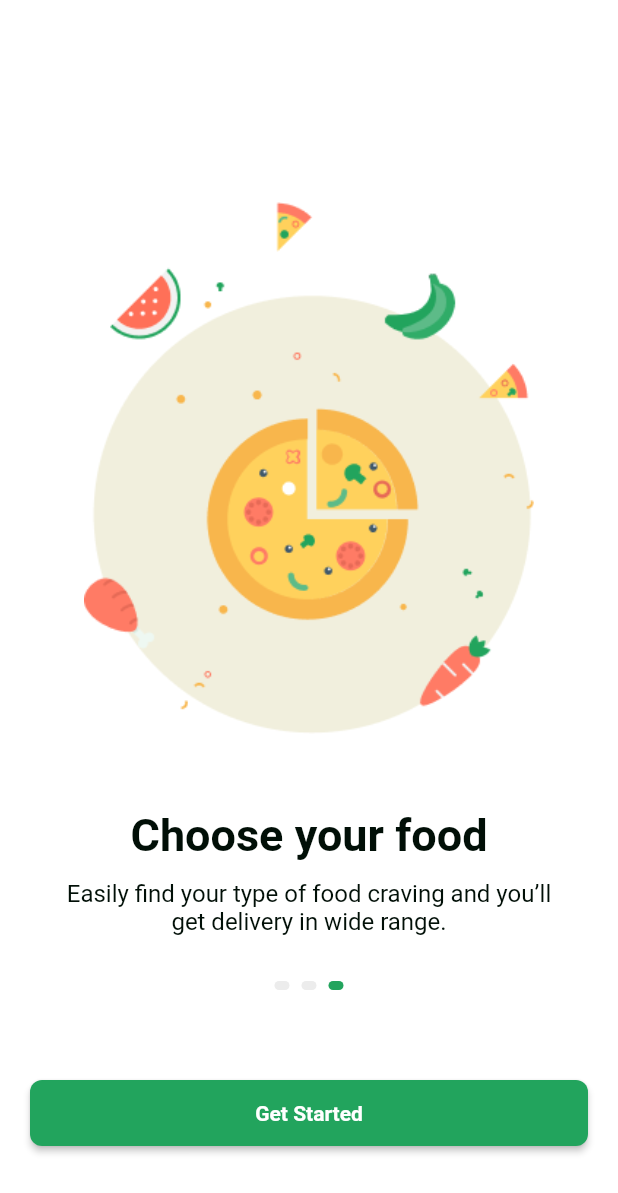
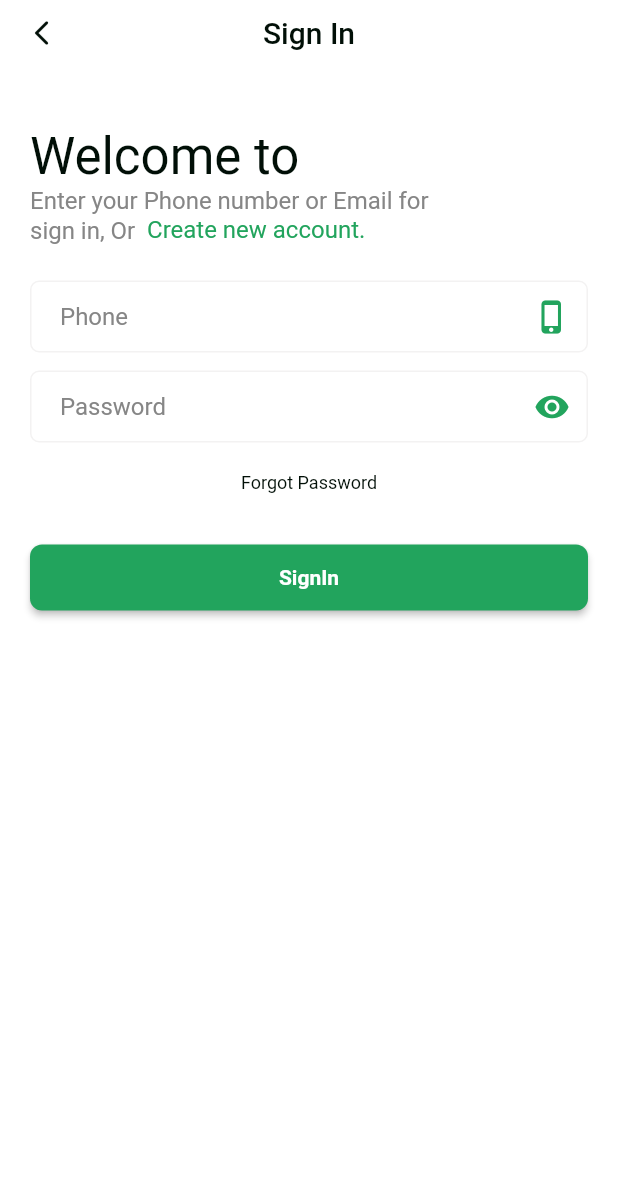
Before and after one commit to dothanhbinh41/food_app, a Flutter app: the screen it shows after launch, swiped to page 3, on a phone screen of 412 x 824 dp. Shown: the top 1193 px of the screen. Run offline on Flutter 3.47's test engine with Material 2 defaults, Android fonts, the phone set to English and light mode, and no system bars; drawn by our look-alikes of smooth_page_indicator; Roboto replaces fonts that are missing (SF Pro Display).

Commit message:
create sign in page

```diff
--- a/lib/main.dart
+++ b/lib/main.dart
@@ -1,6 +1,7 @@
 import 'package:flutter/material.dart';
 import 'package:flutter/services.dart';
 import 'package:food_app/pages/walkthrough.dart';
+import 'package:food_app/styles/themes.dart';
 
 void main() {
   runApp(const MyApp());
@@ -12,14 +13,10 @@ class MyApp extends StatelessWidget {
   // This widget is the root of your application.
   @override
   Widget build(BuildContext context) {
-    SystemChrome.setSystemUIOverlayStyle(SystemUiOverlayStyle.dark.copyWith(
-        statusBarColor: Colors.transparent,
-        systemNavigationBarColor: Colors.transparent));
+    Themes.configStatusbar();
     return MaterialApp(
       title: 'Flutter Demo',
-      theme: ThemeData(
-        primarySwatch: Colors.blue,
-      ),
+      theme: Themes.mainTheme,
       home: const WalkthroughPage(),
     );
   }
--- /dev/null
+++ b/lib/pages/sign_in.dart
@@ -0,0 +1,100 @@
+import 'package:flutter/material.dart';
+import 'package:food_app/widgets/buttons.dart';
+
+import '../styles/colors.dart';
+import '../styles/themes.dart';
+import '../styles/typographies.dart';
+import '../widgets/appbars.dart';
+import '../widgets/inputs.dart';
+
+class SignInPage extends StatefulWidget {
+  const SignInPage({Key? key}) : super(key: key);
+
+  @override
+  State<StatefulWidget> createState() => SignInState();
+}
+
+class SignInState extends State<SignInPage> {
+  @override
+  Widget build(BuildContext context) {
+    Themes.configStatusbar();
+    return Scaffold(
+      appBar: AppBarWidget(title: "Sign In"),
+      body: GestureDetector(
+        behavior: HitTestBehavior.opaque,
+        onTap: () => {FocusScope.of(context).requestFocus(new FocusNode())},
+        child: Column(
+          children: [
+            Container(
+              alignment: Alignment.centerLeft,
+              margin: const EdgeInsets.only(left: 20, top: 40),
+              child: const Text(
+                "Welcome to",
+                style: Typographies.h1DartText,
+              ),
+            ),
+            Container(
+              alignment: Alignment.centerLeft,
+              margin: const EdgeInsets.only(left: 20, right: 100),
+              child: RichText(
+                text: TextSpan(
+                  children: [
+                    const TextSpan(
+                        text:
+                            "Enter your Phone number or Email for sign in, Or ",
+                        style: Typographies.bodyHintText),
+                    WidgetSpan(
+                        child: GestureDetector(
+                      onDoubleTap: () => {},
+                      child: const Text(
+                        " Create new account.",
+                        style: NormalTextStyle(
+                            color: ThemeColors.activeColor,
+                            fontSize: Typographies.bodyFontsize),
+                      ),
+                    )),
+                  ],
+                ),
+              ),
+            ),
+            Container(
+              margin: const EdgeInsets.fromLTRB(20, 24, 20, 12),
+              child: const TextField(
+                style: Typographies.bodyDartText,
+                keyboardType: TextInputType.phone,
+                decoration: MainInputDecoration(
+                    hintText: "Phone", suffixIcon: Icon(Icons.phone_iphone)),
+              ),
+            ),
+            Container(
+              margin: const EdgeInsets.fromLTRB(20, 0, 20, 20),
+              child: const TextField(
+                style: Typographies.bodyDartText,
+                obscureText: true,
+                keyboardType: TextInputType.text,
+                decoration: MainInputDecoration(
+                    hintText: "Password",
+                    suffixIcon: Icon(Icons.remove_red_eye)),
+              ),
+            ),
+            SizedBox(
+              height: 48,
+              child: GestureDetector(
+                child: const Text(
+                  "Forgot Password",
+                  style: Typographies.captionDartText,
+                ),
+              ),
+            ),
+            Container(
+              margin: const EdgeInsets.fromLTRB(20, 0, 20, 0),
+              height: 44,
+              width: MediaQuery.of(context).size.width,
+              child: PrimaryButton(onPressed: () => {}, text: "SignIn"),
+            )
+          ],
+        ),
+      ),
+    );
+  }
+}
--- a/lib/pages/walkthrough.dart
+++ b/lib/pages/walkthrough.dart
@@ -1,4 +1,6 @@
 import 'package:flutter/material.dart';
+import 'package:food_app/pages/sign_in.dart';
+import 'package:food_app/utils/routes.dart';
 import 'package:food_app/widgets/buttons.dart';
 import 'package:smooth_page_indicator/smooth_page_indicator.dart';
 
@@ -23,8 +25,9 @@ class WalkthroughState extends State<WalkthroughPage> {
     controller.addListener(() {
       setState(() {
         current = controller.page;
-        if ((current ?? 0) <= WalkthoughModel.max - 1) {
+        if ((current ?? 0) >= WalkthoughModel.max - 1) {
           //do something
+          Routes.pushPage(context, const SignInPage());
         }
       });
     });
--- a/lib/styles/colors.dart
+++ b/lib/styles/colors.dart
@@ -4,7 +4,8 @@ class ThemeColors {
   static const Color activeColor = Color(0xff22a45d);
   static const Color mainColor = Color(0xff010F07);
   static const Color bodyTextColor = Color(0xff868686);
-  static const Color inputColor = Color(0xff22A45D);
+  static const Color inputColor = Color(0xffFBFBFB);
   static const Color accentColor = Color(0xffEF9920);
   static const Color bgColor = Color(0xffFFFFFF);
+  static const Color strokeColor = Color(0xffF3F2F2);
 }
--- /dev/null
+++ b/lib/styles/themes.dart
@@ -0,0 +1,32 @@
+import 'dart:ui';
+
+import 'package:flutter/material.dart';
+import 'package:flutter/services.dart';
+
+import 'colors.dart';
+
+Map<int, Color> color = {
+  50: ThemeColors.activeColor.withAlpha(10),
+  100: ThemeColors.activeColor.withAlpha(20),
+  200: ThemeColors.activeColor.withAlpha(30),
+  300: ThemeColors.activeColor.withAlpha(40),
+  400: ThemeColors.activeColor.withAlpha(50),
+  500: ThemeColors.activeColor.withAlpha(60),
+  600: ThemeColors.activeColor.withAlpha(70),
+  700: ThemeColors.activeColor.withAlpha(80),
+  800: ThemeColors.activeColor.withAlpha(90),
+  900: ThemeColors.activeColor,
+};
+
+class Themes {
+  static ThemeData mainTheme = ThemeData(
+      scaffoldBackgroundColor: ThemeColors.bgColor,
+      brightness: Brightness.dark,
+      primarySwatch: MaterialColor(ThemeColors.activeColor.value, color));
+
+  static void configStatusbar() {
+    SystemChrome.setSystemUIOverlayStyle(SystemUiOverlayStyle.dark.copyWith(
+        statusBarColor: Colors.transparent,
+        systemNavigationBarColor: Colors.transparent));
+  }
+}
--- a/lib/styles/typographies.dart
+++ b/lib/styles/typographies.dart
@@ -65,6 +65,9 @@ class Typographies {
 
   static const bodyDartText =
       NormalTextStyle(color: ThemeColors.mainColor, fontSize: bodyFontsize);
+
+  static const bodyHintText =
+      NormalTextStyle(color: ThemeColors.bodyTextColor, fontSize: bodyFontsize);
   static const bodyLightText =
       NormalTextStyle(color: ThemeColors.bgColor, fontSize: bodyFontsize);
 
--- /dev/null
+++ b/lib/utils/routes.dart
@@ -0,0 +1,41 @@
+import 'package:flutter/material.dart';
+
+class Routes {
+  static Future pushPage(BuildContext context, Widget page) {
+    var val = Navigator.push(
+      context,
+      MaterialPageRoute(
+        builder: (BuildContext context) {
+          return page;
+        },
+      ),
+    );
+
+    return val;
+  }
+
+  static Future pushPageDialog(BuildContext context, Widget page) {
+    var val = Navigator.push(
+      context,
+      MaterialPageRoute(
+        builder: (BuildContext context) {
+          return page;
+        },
+        fullscreenDialog: true,
+      ),
+    );
+
+    return val;
+  }
+
+  static pushPageReplacement(BuildContext context, Widget page) {
+    Navigator.pushReplacement(
+      context,
+      MaterialPageRoute(
+        builder: (BuildContext context) {
+          return page;
+        },
+      ),
+    );
+  }
+}
--- /dev/null
+++ b/lib/widgets/appbars.dart
@@ -0,0 +1,33 @@
+import 'package:flutter/material.dart';
+import 'package:flutter/services.dart';
+
+import '../styles/colors.dart';
+
+class AppBarWidget extends AppBar {
+  AppBarWidget({
+    Key? key,
+    VoidCallback? onBackPressed,
+    String title = "",
+    List<Widget> rightActions = const [],
+    bool showBackButton = true,
+  }) : super(
+            key: key,
+            centerTitle: true,
+            backgroundColor: Colors.transparent,
+            shadowColor: Colors.transparent,
+            foregroundColor: ThemeColors.mainColor,
+            scrolledUnderElevation: 0,
+            title: Text(title),
+            toolbarHeight: 44,
+            leading: showBackButton
+                ? IconButton(
+                    onPressed: onBackPressed,
+                    iconSize: 20,
+                    icon: const Icon(Icons.arrow_back_ios_rounded,
+                        color: ThemeColors.mainColor))
+                : null,
+            actions: rightActions,
+            systemOverlayStyle: SystemUiOverlayStyle.dark.copyWith(
+                statusBarColor: Colors.transparent,
+                systemNavigationBarColor: Colors.transparent));
+}
--- /dev/null
+++ b/lib/widgets/inputs.dart
@@ -0,0 +1,24 @@
+import 'package:flutter/material.dart';
+
+import '../styles/colors.dart';
+import '../styles/typographies.dart';
+
+class MainInputDecoration extends InputDecoration {
+  // ignore: prefer_const_constructors_in_immutables
+  const MainInputDecoration({Icon? suffixIcon, String? hintText})
+      : super(
+            suffixIcon: suffixIcon,
+            hintText: hintText,
+            enabledBorder: const OutlineInputBorder(
+              borderSide: BorderSide(color: ThemeColors.strokeColor),
+              borderRadius: BorderRadius.all(Radius.circular(6)),
+            ),
+            border: const OutlineInputBorder(
+              borderSide: BorderSide(color: ThemeColors.strokeColor),
+              borderRadius: BorderRadius.all(Radius.circular(6)),
+            ),
+            suffixIconColor: ThemeColors.activeColor,
+            hintStyle: Typographies.bodyHintText,
+            contentPadding: const EdgeInsets.only(left: 20),
+            fillColor: ThemeColors.inputColor);
+}
```
